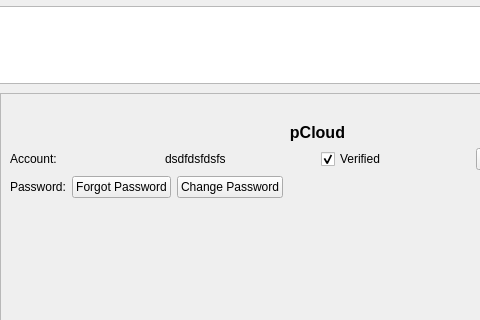
First picture: the form in pcloudwindow.ui, repository pcloudcom/psyncgui, before the edit; both pictures show x 195 to 675 and y 0 to 320 of the 845 by 671 pixel window.
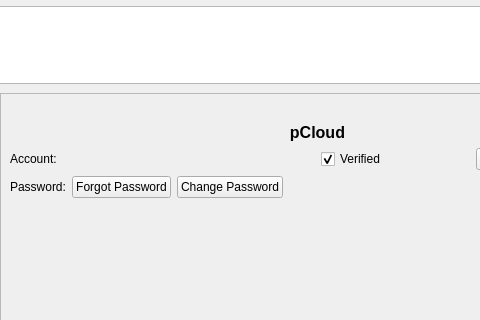
Second picture: the form after the edit. The open tabs and pages were chosen to show the change. Icons and pictures are not drawn.

What changed in the file:
```diff
--- a/pcloudwindow.ui
+++ b/pcloudwindow.ui
@@ -350,7 +350,7 @@
                  <item>
                   <widget class="QLabel" name="label_email">
                    <property name="text">
-                    <string>dsdfdsfdsfs</string>
+                    <string/>
                    </property>
                   </widget>
                  </item>
```
Left out of the diff: 28 changed lines with no effect on the pictures.
